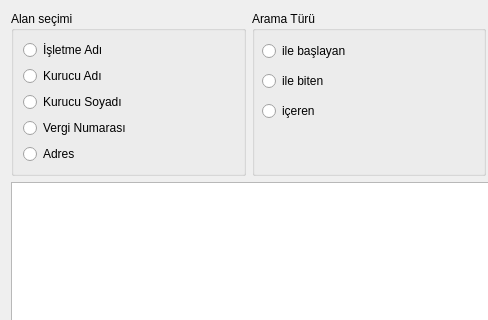
Above: Formlar/ListeFormlari/isletmelistesi.ui from emirkyz/OtobusBilgiSistemi before the change; both pictures show x 0 to 488 and y 0 to 320 of the 738 by 441 pixel window. Below: the same form after it.
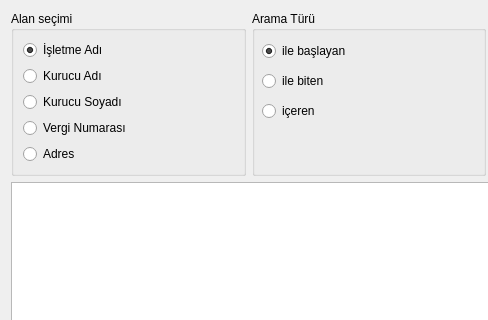
That is the form after the change.

The edit to the form file:
```diff
--- a/Formlar/ListeFormlari/isletmelistesi.ui
+++ b/Formlar/ListeFormlari/isletmelistesi.ui
@@ -27,6 +27,9 @@
           <property name="text">
            <string>İşletme Adı</string>
           </property>
+          <property name="checked">
+           <bool>true</bool>
+          </property>
          </widget>
         </item>
         <item>
@@ -106,6 +109,9 @@
         <property name="text">
          <string>ile başlayan</string>
         </property>
+        <property name="checked">
+         <bool>true</bool>
+        </property>
        </widget>
       </widget>
      </item>
```
